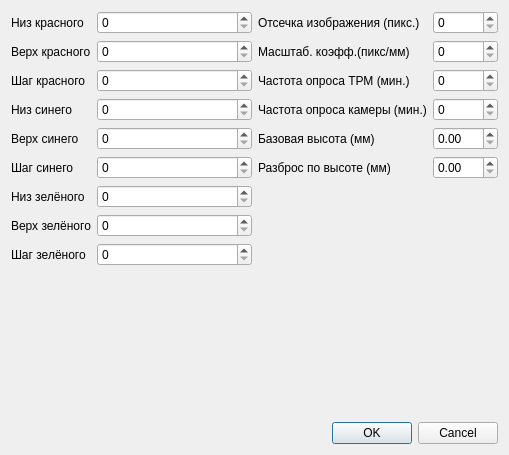
V0es/crystal-visor, file src/ui/dialogs/resource/config_dialog/config_dialog.ui: the form before one commit.
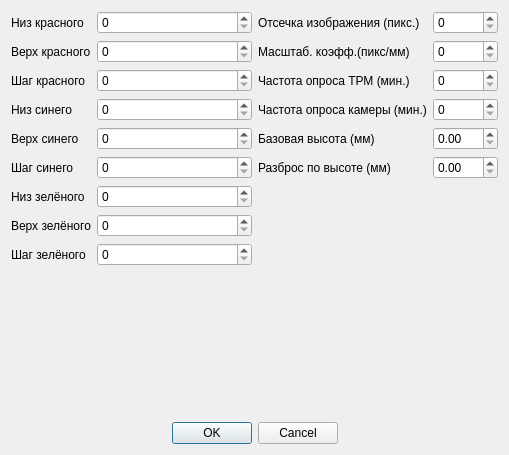
The form after the commit.

Commit message: added config dialog

The edit to the form file:
```diff
--- a/src/ui/dialogs/resource/config_dialog/config_dialog.ui
+++ b/src/ui/dialogs/resource/config_dialog/config_dialog.ui
@@ -184,6 +184,9 @@
      <property name="standardButtons">
       <set>QDialogButtonBox::Cancel|QDialogButtonBox::Ok</set>
      </property>
+     <property name="centerButtons">
+      <bool>true</bool>
+     </property>
     </widget>
    </item>
   </layout>
```
Left out of the diff: 98 changed lines with no effect on the pictures. The commit also changes 3 other files.
